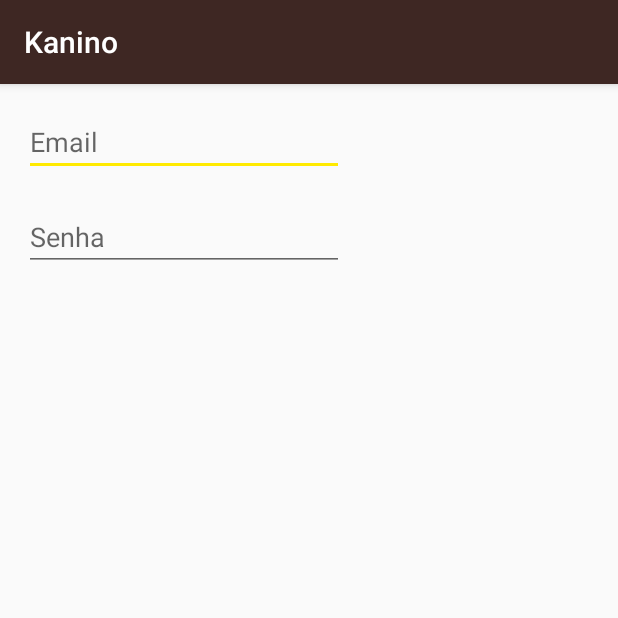
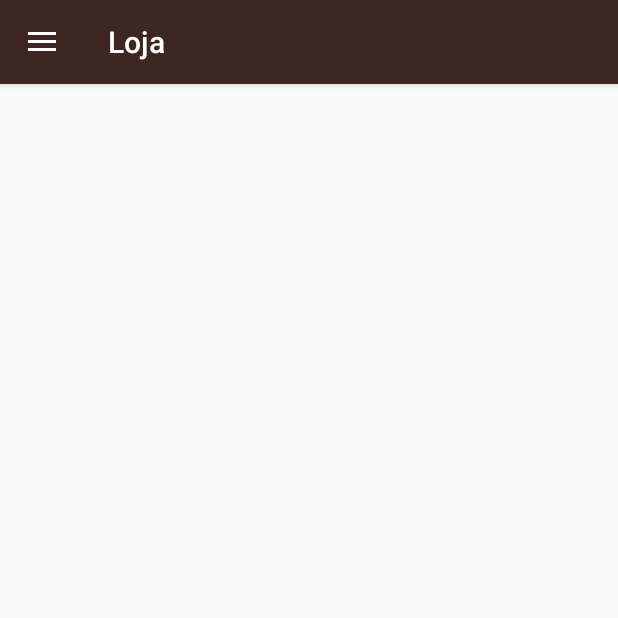
Before and after one commit to fmarcos8/Kanino_PI4, an Android app: the screen it shows after launch (Login before the commit, MainActivity after it), on a phone screen of 412 x 824 dp, the top half of it. Run offline under Robolectric (Android 15) with nearby library versions, the phone set to English and light mode, and no system bars.

Commit message:
Add Itens in menu

```diff
--- /dev/null
+++ b/Kanino/app/src/main/java/com/senac/franciscommarcos/navigationviewteste/MainActivity.java
@@ -0,0 +1,65 @@
+package com.senac.franciscommarcos.navigationviewteste;
+
+import android.support.design.widget.NavigationView;
+import android.support.v4.widget.DrawerLayout;
+import android.support.v7.app.ActionBarDrawerToggle;
+import android.support.v7.app.AppCompatActivity;
+import android.os.Bundle;
+import android.view.MenuItem;
+
+public class MainActivity extends AppCompatActivity {
+
+    private NavigationView navigationView;
+    private DrawerLayout drawerLayout;
+    private ActionBarDrawerToggle actionBarDrawerToggle;
+
+    @Override
+    protected void onCreate(Bundle savedInstanceState) {
+        super.onCreate(savedInstanceState);
+        setContentView(R.layout.activity_main);
+
+        getSupportActionBar().setDisplayHomeAsUpEnabled(true);
+        getSupportActionBar().setHomeButtonEnabled(true);
+
+        navigationView = (NavigationView) findViewById(R.id.navigation_view);
+
+        navigationView.setNavigationItemSelectedListener(
+                new NavigationView.OnNavigationItemSelectedListener(){
+                    public boolean onNavigationItemSelected(MenuItem menuItem){
+                        if(menuItem.isChecked()){
+                            menuItem.setChecked(false);
+                        }else{
+                            menuItem.setChecked(true);
+                        }
+
+                        drawerLayout.closeDrawers();
+
+                        if(menuItem.getItemId() == R.id.action_login){
+                            LoginFragment fragment = new LoginFragment();
+                            getSupportFragmentManager().beginTransaction().replace(R.id.frag_container, fragment).commit();
+                            return true;
+                        }
+                        if(menuItem.getItemId() == R.id.action_register){
+                            RegisterFragment fragment = new RegisterFragment();
+                            getSupportFragmentManager().beginTransaction().replace(R.id.frag_container, fragment).commit();
+                        }
+                        return false;
+                    }
+                }
+        );
+
+        drawerLayout = (DrawerLayout) findViewById(R.id.drawer);
+
+        actionBarDrawerToggle = new ActionBarDrawerToggle(this, drawerLayout, R.string.openDrawer, R.string.closeDrawer){};
+        drawerLayout.setDrawerListener(actionBarDrawerToggle);
+        actionBarDrawerToggle.syncState();
+    }
+
+    public boolean onOptionsItemSelected(MenuItem item){
+        if(actionBarDrawerToggle.onOptionsItemSelected(item)){
+            return true;
+        }
+        return super.onOptionsItemSelected(item);
+    }
+
+}
--- /dev/null
+++ b/Kanino/app/src/main/res/layout/activity_main.xml
@@ -0,0 +1,26 @@
+<?xml version="1.0" encoding="utf-8"?>
+<android.support.v4.widget.DrawerLayout
+    xmlns:android="http://schemas.android.com/apk/res/android"
+    xmlns:tools="http://schemas.android.com/tools"
+    xmlns:app="http://schemas.android.com/apk/res-auto"
+    android:id="@+id/drawer"
+    android:layout_width="match_parent"
+    android:layout_height="match_parent"
+    tools:context="com.senac.franciscommarcos.navigationviewteste.MainActivity">
+
+    <FrameLayout
+        android:id="@+id/frag_container"
+        android:layout_width="match_parent"
+        android:layout_height="match_parent">
+    </FrameLayout>
+
+    <android.support.design.widget.NavigationView
+        android:id="@+id/navigation_view"
+        android:layout_width="match_parent"
+        android:layout_height="match_parent"
+        android:layout_gravity="start"
+        app:headerLayout="@layout/menu_cabecalho"
+        app:menu="@menu/menu">
+    </android.support.design.widget.NavigationView>
+
+</android.support.v4.widget.DrawerLayout>
--- /dev/null
+++ b/Kanino/app/src/main/res/menu/menu.xml
@@ -0,0 +1,22 @@
+<?xml version="1.0" encoding="utf-8"?>
+<menu xmlns:android="http://schemas.android.com/apk/res/android">
+    <group android:checkableBehavior="single">
+        <item
+            android:id="@+id/action_login"
+            android:checked="false"
+            android:title="Login">
+        </item>
+
+        <item
+            android:id="@+id/action_register"
+            android:checked="false"
+            android:title="Cadastrar-se">
+        </item>
+
+        <item
+            android:id="@+id/action_exit"
+            android:checked="false"
+            android:title="Sair">
+        </item>
+    </group>
+</menu>
--- a/Kanino/app/src/main/res/values/colors.xml
+++ b/Kanino/app/src/main/res/values/colors.xml
@@ -1,6 +1,6 @@
 <?xml version="1.0" encoding="utf-8"?>
 <resources>
     <color name="colorPrimary">#3e2723</color>
-    <color name="colorPrimaryDark">#FF6B00</color>
-    <color name="colorAccent">#FFEA00</color>
+    <color name="colorPrimaryDark">#ff6b00</color>
+    <color name="colorAccent">#Ffea00</color>
 </resources>
```
Also changed, not shown: Kanino/app/src/main/AndroidManifest.xml (+2 -7 lines), Kanino/app/src/main/java/com/senac/franciscommarcos/navigationviewteste/LoginFragment.java (added, +27 -0 lines), Kanino/app/src/main/java/com/senac/franciscommarcos/navigationviewteste/RegisterFragment.java (added, +30 -0 lines), Kanino/app/src/main/res/layout/fragment_login.xml (added, +56 -0 lines), Kanino/app/src/main/res/layout/fragment_register.xml (added, +13 -0 lines), Kanino/app/src/main/res/layout/menu_cabecalho.xml (added, +18 -0 lines), Kanino/app/src/main/res/values/strings.xml (+3 -15 lines), 1 other file.
